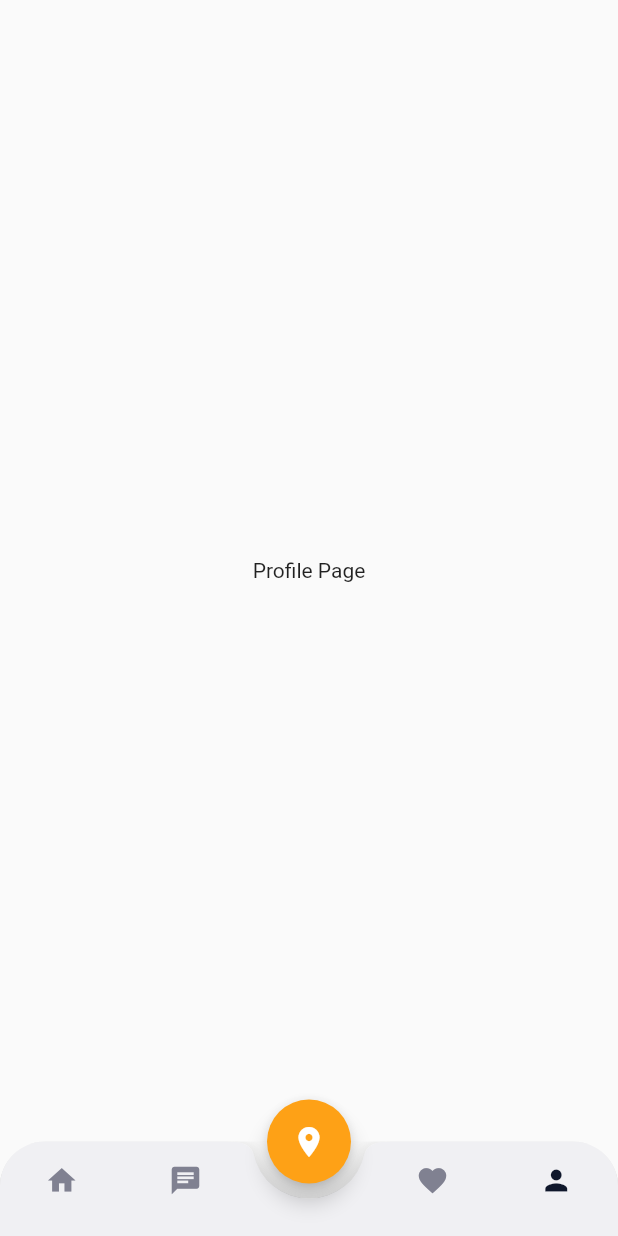
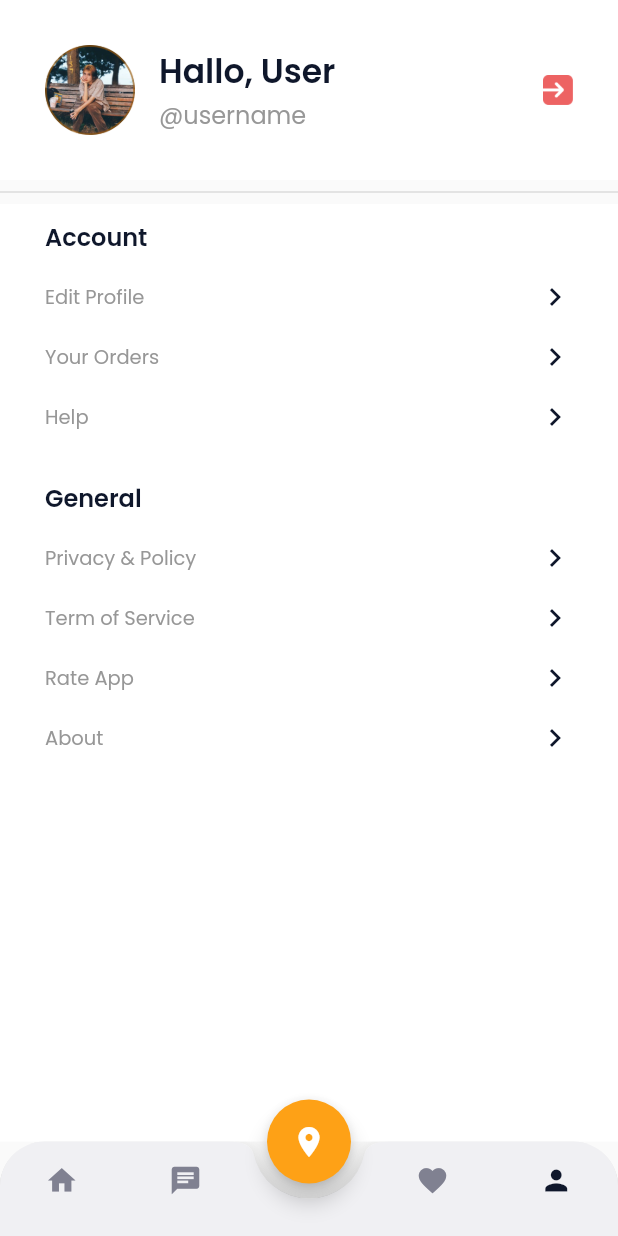
Before and after one commit to dream-team-workshop/WORKSHOP-MOBILE-APPLICATION-FRAMEWORK, a Flutter app: the MainPage screen opened by its route, item 5 of the bottom bar chosen, on a phone screen of 412 x 824 dp. Run offline on Flutter 3.47's test engine with Material 2 defaults, Android fonts, the phone set to English and light mode, and no system bars; our stand-ins replace google_fonts.

Commit message:
project - profile & edit profile

```diff
--- a/lib/main.dart
+++ b/lib/main.dart
@@ -1,4 +1,5 @@
 import 'package:brk_mobile/pages/detail_chat_page.dart';
+import 'package:brk_mobile/pages/edit_profile.dart';
 import 'package:brk_mobile/pages/home/main_page.dart';
 import 'package:brk_mobile/pages/login_page.dart';
 import 'package:brk_mobile/pages/register_page.dart';
@@ -19,6 +20,7 @@ class MyApp extends StatelessWidget {
         '/register': (context) => RegisterPage(),
         '/home': (context) => MainPage(),
         '/detail-chat': (context) => DetailChatPage(),
+        '/edit-profile': (context) => EditProfilePage(),
       },
     );
   }
--- a/lib/pages/home/profile_page.dart
+++ b/lib/pages/home/profile_page.dart
@@ -1,3 +1,4 @@
+import 'package:brk_mobile/theme.dart';
 import 'package:flutter/material.dart';
 
 class ProfilePage extends StatelessWidget {
@@ -5,8 +6,163 @@ class ProfilePage extends StatelessWidget {
 
   @override
   Widget build(BuildContext context) {
-    return Center(
-      child: Text('Profile Page'),
+    Widget buildHeader() {
+      return AppBar(
+        backgroundColor: whiteColor,
+        elevation: 0,
+        automaticallyImplyLeading: false,
+        flexibleSpace: SafeArea(
+            child: Container(
+          padding: EdgeInsets.all(
+            defaultMargin,
+          ),
+          child: Row(
+            children: [
+              ClipRRect(
+                child: Image.asset(
+                  'assets/images/img_profile.png',
+                  width: 60,
+                ),
+              ),
+              const SizedBox(
+                width: 16.0,
+              ),
+              Expanded(
+                child: Column(
+                  crossAxisAlignment: CrossAxisAlignment.start,
+                  children: [
+                    Text(
+                      'Hallo, User',
+                      style: primaryTextStyle.copyWith(
+                        fontSize: 22.0,
+                        fontWeight: semiBold,
+                      ),
+                    ),
+                    Text(
+                      '@username',
+                      style: subtitleTextStyle.copyWith(
+                        fontSize: 16.0,
+                      ),
+                    ),
+                  ],
+                ),
+              ),
+              GestureDetector(
+                onTap: () {
+                  Navigator.pushNamedAndRemoveUntil(
+                      context, '/login', (route) => false);
+                },
+                child: Image.asset(
+                  'assets/images/exit_button.png',
+                  width: 20,
+                ),
+              ),
+            ],
+          ),
+        )),
+      );
+    }
+
+    Widget menuItem(String text) {
+      return Container(
+        margin: EdgeInsets.only(
+          top: 16,
+        ),
+        child: Row(
+          mainAxisAlignment: MainAxisAlignment.spaceBetween,
+          children: [
+            Text(
+              text,
+              style: subtitleTextStyle.copyWith(
+                fontSize: 13.0,
+              ),
+            ),
+            Icon(
+              Icons.chevron_right,
+              color: primaryColor,
+            ),
+          ],
+        ),
+      );
+    }
+
+    Widget buildContent() {
+      return Expanded(
+        child: Container(
+          width: double.infinity,
+          padding: EdgeInsets.symmetric(
+            horizontal: defaultMargin,
+          ),
+          decoration: BoxDecoration(
+            color: whiteColor,
+          ),
+          child: Column(
+            crossAxisAlignment: CrossAxisAlignment.start,
+            children: [
+              const SizedBox(
+                height: 10.0,
+              ),
+              Text(
+                'Account',
+                style: primaryTextStyle.copyWith(
+                  fontSize: 16,
+                  fontWeight: semiBold,
+                ),
+              ),
+              GestureDetector(
+                onTap: () {
+                  Navigator.pushNamed(
+                    context,
+                    '/edit-profile',
+                  );
+                },
+                child: menuItem(
+                  'Edit Profile',
+                ),
+              ),
+              menuItem(
+                'Your Orders',
+              ),
+              menuItem(
+                'Help',
+              ),
+              const SizedBox(
+                height: 30,
+              ),
+              Text(
+                'General',
+                style: primaryTextStyle.copyWith(
+                  fontSize: 16,
+                  fontWeight: semiBold,
+                ),
+              ),
+              menuItem(
+                'Privacy & Policy',
+              ),
+              menuItem(
+                'Term of Service',
+              ),
+              menuItem(
+                'Rate App',
+              ),
+              menuItem(
+                'About',
+              ),
+            ],
+          ),
+        ),
+      );
+    }
+
+    return Column(
+      children: [
+        buildHeader(),
+        Divider(
+          thickness: 0.3,
+          color: accentColor,
+        ),
+        buildContent(),
+      ],
     );
   }
 }
```
Also changed, not shown: lib/pages/edit_profile.dart (added, +191 -0 lines), lib/pages/home/wishlist_page.dart (deleted, +0 -36 lines), assets/images/exit_button.png (added), assets/images/img_profile.png (added).
